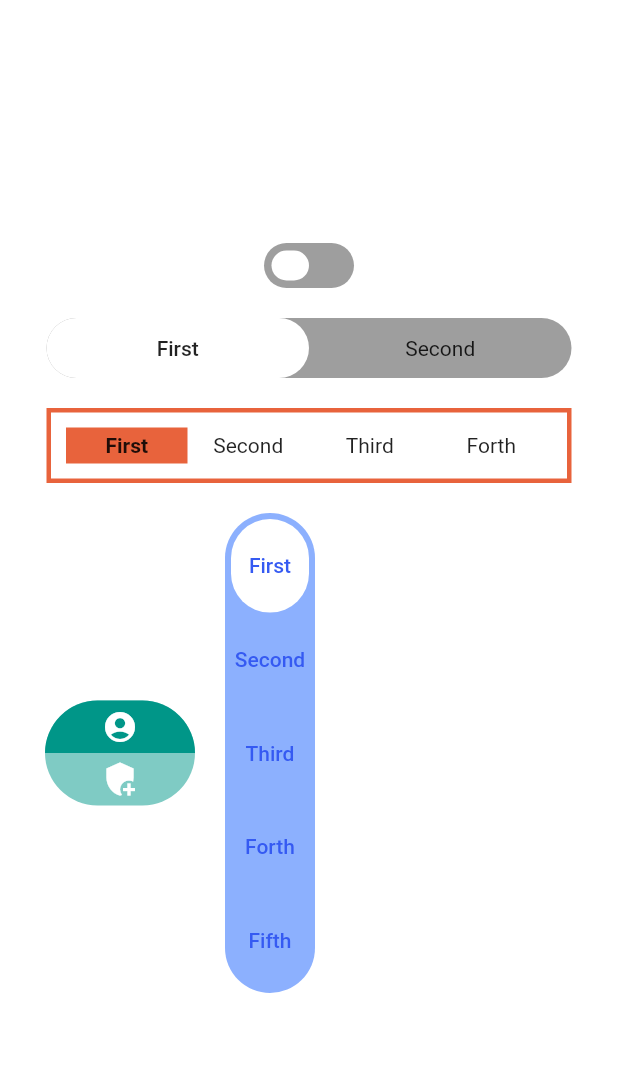
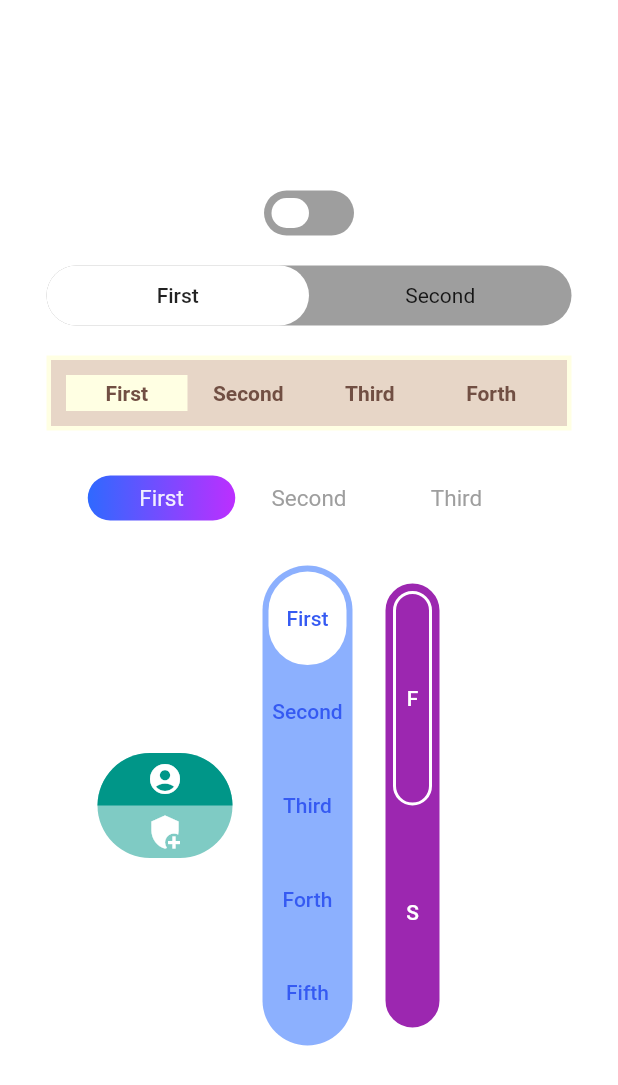
Before and after one commit to chahohbily/slide_switcher, a Flutter app: the screen it shows after launch, after a tap on "First", on a phone screen of 412 x 824 dp. Shown: the top 1085 px of the screen. Run offline on Flutter 3.47's test engine with Material 2 defaults, Android fonts, the phone set to English and light mode, and no system bars.

Commit message:
* Adding exception handling for cases that are not supported by the library * Added the ability to click on the whole container if it contains 2 children (isAllContainerTap parameter) * Editing the error of incorrect sliders size calculation

```diff
--- a/example/lib/main.dart
+++ b/example/lib/main.dart
@@ -29,6 +29,9 @@ class _MyHomePageState extends State<MyHomePage> {
   int switcherIndex2 = 0;
   int switcherIndex3 = 0;
   int switcherIndex4 = 0;
+  int switcherIndex5 = 0;
+  int switcherIndex6 = 0;
+  int switcherIndex7 = 0;
 
   @override
   Widget build(BuildContext context) {
@@ -47,6 +50,7 @@ class _MyHomePageState extends State<MyHomePage> {
                 ],
                 containerHeight: 30,
                 containerWight: 60,
+                isAllContainerTap: true,
                 onSelect: (int index) => setState(() => switcherIndex1 = index),
                 indents: 5,
                 containerColor:
@@ -69,8 +73,54 @@ class _MyHomePageState extends State<MyHomePage> {
                           : FontWeight.w400),
                 ),
               ],
-              onSelect: (index) => setState(() => switcherIndex2 = index),
+              onSelect: (int index) => setState(() => switcherIndex2 = index),
               containerHeight: 40,
+              containerWight: 350,
+            ),
+            const SizedBox(height: 20),
+            SlideSwitcher(
+              children: const [
+                Text(
+                  'First',
+                  style: TextStyle(
+                    fontWeight: FontWeight.w600,
+                    color: Color(0xff714F43),
+                  ),
+                ),
+                Text(
+                  'Second',
+                  style: TextStyle(
+                    fontWeight: FontWeight.w600,
+                    color: Color(0xff714F43),
+                  ),
+                ),
+                Text(
+                  'Third',
+                  style: TextStyle(
+                    fontWeight: FontWeight.w600,
+                    color: Color(0xff714F43),
+                  ),
+                ),
+                Text(
+                  'Forth',
+                  style: TextStyle(
+                    fontWeight: FontWeight.w600,
+                    color: Color(0xff714F43),
+                  ),
+                ),
+              ],
+              onSelect: (int index) => setState(() => switcherIndex3 = index),
+              containerBorderRadius: 0,
+              indents: 10,
+              containerBorder: Border.all(
+                width: 3,
+                color: const Color(0xffFFFFE3),
+              ),
+              containerColor: const Color(0xffE1CCB9).withOpacity(0.8),
+              slidersColors: const [
+                Color(0xffFFFFE3),
+              ],
+              containerHeight: 50,
               containerWight: 350,
             ),
             const SizedBox(height: 20),
@@ -79,50 +129,59 @@ class _MyHomePageState extends State<MyHomePage> {
                 Text(
                   'First',
                   style: TextStyle(
-                      fontWeight: switcherIndex3 == 0
-                          ? FontWeight.w600
-                          : FontWeight.w400),
+                      fontSize: 15,
+                      color: switcherIndex4 == 0
+                          ? Colors.white.withOpacity(0.9)
+                          : Colors.grey),
                 ),
                 Text(
                   'Second',
                   style: TextStyle(
-                      fontWeight: switcherIndex3 == 1
-                          ? FontWeight.w600
-                          : FontWeight.w400),
+                      fontSize: 15,
+                      color: switcherIndex4 == 1
+                          ? Colors.white.withOpacity(0.9)
+                          : Colors.grey),
                 ),
                 Text(
                   'Third',
                   style: TextStyle(
-                      fontWeight: switcherIndex3 == 2
-                          ? FontWeight.w600
-                          : FontWeight.w400),
-                ),
-                Text(
-                  'Forth',
-                  style: TextStyle(
-                      fontWeight: switcherIndex3 == 3
-                          ? FontWeight.w600
-                          : FontWeight.w400),
+                      fontSize: 15,
+                      color: switcherIndex4 == 2
+                          ? Colors.white.withOpacity(0.9)
+                          : Colors.grey),
                 ),
               ],
-              onSelect: (int index) => setState(() => switcherIndex3 = index),
-              containerBorderRadius: 0,
-              indents: 10,
-              containerBorder: Border.all(
-                width: 3,
-                color: const Color.fromRGBO(232, 99, 60, 1.0),
-              ),
-              containerColor: Colors.white,
-              slidersColors: const [
-                const Color.fromRGBO(232, 99, 60, 1.0),
+              onSelect: (int index) => setState(() => switcherIndex4 = index),
+              containerColor: Colors.transparent,
+              containerBorder: Border.all(color: Colors.white),
+              slidersGradients: const [
+                LinearGradient(
+                  colors: [
+                    Color.fromRGBO(47, 105, 255, 1),
+                    Color.fromRGBO(188, 47, 255, 1),
+                  ],
+                ),
+                LinearGradient(
+                  colors: [
+                    Color.fromRGBO(47, 105, 255, 1),
+                    Color.fromRGBO(0, 192, 169, 1),
+                  ],
+                ),
+                LinearGradient(
+                  colors: [
+                    Color.fromRGBO(255, 105, 105, 1),
+                    Color.fromRGBO(255, 62, 62, 1),
+                  ],
+                ),
               ],
+              indents: 9,
               containerHeight: 50,
-              containerWight: 350,
+              containerWight: 315,
             ),
             const SizedBox(height: 20),
             Row(
               children: [
-                const SizedBox(width: 30),
+                const SizedBox(width: 65),
                 SlideSwitcher(
                   children: const [
                     Icon(
@@ -134,12 +193,13 @@ class _MyHomePageState extends State<MyHomePage> {
                       color: Colors.white,
                     ),
                   ],
-                  onSelect: (index) {},
+                  onSelect: (int index) =>
+                      setState(() => switcherIndex5 = index),
                   direction: Axis.vertical,
                   containerColor: Colors.teal.withOpacity(0.5),
                   slidersColors: const [Colors.teal],
                   containerHeight: 70,
-                  containerWight: 100,
+                  containerWight: 90,
                 ),
                 const SizedBox(width: 20),
                 SlideSwitcher(
@@ -180,13 +240,43 @@ class _MyHomePageState extends State<MyHomePage> {
                       ),
                     ),
                   ],
-                  onSelect: (index) {},
+                  onSelect: (int index) =>
+                      setState(() => switcherIndex6 = index),
                   slidersColors: const [Colors.white],
                   containerHeight: 320,
                   containerWight: 60,
                   indents: 4,
                   direction: Axis.vertical,
                   containerColor: const Color.fromRGBO(140, 176, 254, 1),
+                ),
+                const SizedBox(width: 20),
+                SlideSwitcher(
+                  children: const [
+                    Text(
+                      'F',
+                      style: TextStyle(
+                        color: Colors.white,
+                        fontWeight: FontWeight.w500,
+                      ),
+                    ),
+                    Text(
+                      'S',
+                      style: TextStyle(
+                        color: Colors.white,
+                        fontWeight: FontWeight.w500,
+                      ),
+                    ),
+                  ],
+                  direction: Axis.vertical,
+                  containerColor: Colors.purple,
+                  slidersColors: [Colors.transparent],
+                  slidersBorder: Border.all(color: Colors.white, width: 2),
+                  containerBorder: Border.all(color: Colors.white, width: 2),
+                  containerHeight: 300,
+                  containerWight: 40,
+                  indents: 5,
+                  onSelect: (int index) =>
+                      setState(() => switcherIndex7 = index),
                 ),
               ],
             ),
--- a/lib/slide_switcher.dart
+++ b/lib/slide_switcher.dart
@@ -42,6 +42,9 @@ class SlideSwitcher extends StatefulWidget {
   ///A shadow cast by a box
   final List<BoxShadow> containerBoxShadow;
 
+  ///Ability to tap on the current slider and change its index to the opposite (available only for 2 children)
+  final bool isAllContainerTap;
+
   ///A class for creating sliders
   const SlideSwitcher({
     Key? key,
@@ -58,6 +61,7 @@ class SlideSwitcher extends StatefulWidget {
     this.containerBorderRadius = 1000,
     this.direction = Axis.horizontal,
     this.containerBoxShadow = const [],
+    this.isAllContainerTap = false,
   }) : super(key: key);
 
   @override
@@ -71,8 +75,10 @@ class _SlideSwitcherState extends State<SlideSwitcher>
   late final double slidersShortSide;
   late final double containerBorderHeight;
   late final double containerBorderWight;
+  late final bool verticalBadSize;
+  late final bool horizontalBadSize;
   int index = 0;
-  int lastIndex = 0;
+  int lastIndex = -1;
 
   late final AnimationController _controller = AnimationController(
     duration: const Duration(milliseconds: 250),
@@ -92,11 +98,26 @@ class _SlideSwitcherState extends State<SlideSwitcher>
 
   @override
   void initState() {
+    verticalBadSize = widget.direction == Axis.vertical &&
+            widget.containerHeight <
+                widget.containerWight * widget.children.length
+        ? true
+        : false;
+    horizontalBadSize = widget.direction == Axis.horizontal &&
+            widget.containerHeight * widget.children.length >
+                widget.containerWight
+        ? true
+        : false;
+
     containerBorderHeight =
         widget.containerBorder.top.width + widget.containerBorder.bottom.width;
 
     containerBorderWight =
         widget.containerBorder.left.width + widget.containerBorder.right.width;
+
+    slidersShortSide = widget.direction == Axis.horizontal
+        ? widget.containerHeight - widget.indents * 2 - containerBorderHeight
+        : widget.containerWight - widget.indents * 2 - containerBorderWight;
 
     if (widget.indents != 0) {
       sliderBorderRadius =
@@ -122,16 +143,12 @@ class _SlideSwitcherState extends State<SlideSwitcher>
       sliderBorderRadius = (widget.containerHeight - containerBorderWight) *
           (widget.containerBorderRadius / widget.containerHeight);
     }
-
-    slidersShortSide = widget.direction == Axis.horizontal
-        ? widget.containerHeight - widget.indents * 2 - containerBorderHeight
-        : widget.containerWight - widget.indents * 2 - containerBorderWight;
-
     super.initState();
   }
 
   @override
   Widget build(BuildContext context) {
+    if (lastIndex == -1) checkForExceptions();
     return Container(
       height: widget.children.isEmpty ? 0 : widget.containerHeight,
       width: widget.children.isEmpty ? 0 : widget.containerWight,
@@ -185,43 +202,36 @@ class _SlideSwitcherState extends State<SlideSwitcher>
               direction: widget.direction,
               children: List.generate(
                 widget.children.length,
-                (rowIndex) => GestureDetector(
+                (slidersIndex) => GestureDetector(
                   behavior: HitTestBehavior.translucent,
                   onTap: () {
-                    lastIndex = index;
-                    index = rowIndex;
-                    setState(() {});
-                    widget.onSelect(index);
-                    if (widget.children.length == 2) {
-                      index == 1
-                          ? _controller.forward()
-                          : _controller.reverse();
-                    } else {
-                      if (widget.direction == Axis.horizontal) {
-                        offsetAnimation = Tween<Offset>(
-                          begin: Offset(lastIndex.toDouble(), 0.0),
-                          end: Offset(index.toDouble(), 0.0),
-                        ).animate(
-                          CurvedAnimation(
-                            parent: _controller,
-                            curve: Curves.linear,
-                          ),
-                        );
-                      } else {
-                        offsetAnimation = Tween<Offset>(
-                          begin: Offset(0.0, lastIndex.toDouble()),
-                          end: Offset(0.0, index.toDouble()),
-                        ).animate(
-                          CurvedAnimation(
-                            parent: _controller,
-                            curve: Curves.linear,
-                          ),
-                        );
-                      }
-                      _controller.reset();
-                      _controller.forward();
-                    }
+                    slidersOnTap(
+                        widget.isAllContainerTap && widget.children.length == 2
+                            ? 1 - index
+                            : slidersIndex);
                   },
+                  onHorizontalDragEnd: widget.direction == Axis.horizontal
+                      ? (details) {
+                          if (details.primaryVelocity! > 0 &&
+                              index != widget.children.length - 1) {
+                            slidersOnTap(index + 1);
+                          }
+                          if (details.primaryVelocity! < 0 && index != 0) {
+                            slidersOnTap(index - 1);
+                          }
+                        }
+                      : null,
+                  onVerticalDragEnd: widget.direction == Axis.vertical
+                      ? (details) {
+                          if (details.primaryVelocity! > 0 &&
+                              index != widget.children.length - 1) {
+                            slidersOnTap(index + 1);
+                          }
+                          if (details.primaryVelocity! < 0 && index != 0) {
+                            slidersOnTap(index - 1);
+                          }
+                        }
+                      : null,
                   child: SizedBox(
                     height: widget.direction == Axis.vertical
                         ? slidersLongSide
@@ -231,7 +241,7 @@ class _SlideSwitcherState extends State<SlideSwitcher>
                         : slidersShortSide,
                     child: SizedBox(
                       child: Center(
-                        child: widget.children[rowIndex],
+                        child: widget.children[slidersIndex],
                       ),
                     ),
                   ),
@@ -245,27 +255,73 @@ class _SlideSwitcherState extends State<SlideSwitcher>
   }
 
   BorderRadius makingBorder(int index) {
-    bool verticalBadSize = widget.direction == Axis.vertical &&
-            widget.containerHeight < widget.containerWight * 2
-        ? true
-        : false;
-    bool horizontalBadSize = widget.direction == Axis.horizontal &&
-            widget.containerHeight * 2 > widget.containerWight
-        ? true
-        : false;
     return BorderRadius.only(
-      bottomLeft: index == 0 && verticalBadSize || index == widget.children.length - 1 && horizontalBadSize
+      bottomLeft: index == 0 && verticalBadSize ||
+              index == widget.children.length - 1 && horizontalBadSize
           ? Radius.zero
           : Radius.circular(sliderBorderRadius),
       bottomRight: index == 0 && (verticalBadSize || horizontalBadSize)
           ? Radius.zero
           : Radius.circular(sliderBorderRadius),
-      topLeft: index == widget.children.length - 1 && verticalBadSize || index == widget.children.length - 1 && horizontalBadSize
+      topLeft: index == widget.children.length - 1 && verticalBadSize ||
+              index == widget.children.length - 1 && horizontalBadSize
           ? Radius.zero
           : Radius.circular(sliderBorderRadius),
-      topRight: index == widget.children.length - 1 && verticalBadSize || index == 0 && horizontalBadSize
+      topRight: index == widget.children.length - 1 && verticalBadSize ||
+              index == 0 && horizontalBadSize
           ? Radius.zero
           : Radius.circular(sliderBorderRadius),
     );
   }
+
+  void slidersOnTap(int slidersIndex) {
+    lastIndex = index;
+    index = slidersIndex;
+    setState(() {});
+    widget.onSelect(index);
+    if (widget.children.length == 2) {
+      index == 1 ? _controller.forward() : _controller.reverse();
+    } else {
+      if (widget.direction == Axis.horizontal) {
+        offsetAnimation = Tween<Offset>(
+          begin: Offset(lastIndex.toDouble(), 0.0),
+          end: Offset(index.toDouble(), 0.0),
+        ).animate(
+          CurvedAnimation(
+            parent: _controller,
+            curve: Curves.linear,
+          ),
+        );
+      } else {
+        offsetAnimation = Tween<Offset>(
+          begin: Offset(0.0, lastIndex.toDouble()),
+          end: Offset(0.0, index.toDouble()),
+        ).animate(
+          CurvedAnimation(
+            parent: _controller,
+            curve: Curves.linear,
+          ),
+        );
+      }
+      _controller.reset();
+      _controller.forward();
+    }
+  }
+
+  void checkForExceptions() {
+    if (widget.isAllContainerTap && widget.children.length != 2) {
+      debugPrint(
+          '\x1B[31mThe "isAllContainerTap" parameter can be "true" only when "children" length is 2\nRemove "isAllContainerTap" or make 2 "children"\x1B[0m');
+      throw 'The "isAllContainerTap" parameter can be "true" only when "children" length is 2\nRemove "isAllContainerTap" or make 2 "children"';
+    }
+    if (slidersShortSide * widget.children.length * 0.5 >
+            slidersLongSide * widget.children.length &&
+        widget.containerBorderRadius * 2.1 > slidersShortSide &&
+        widget.children.length != 2) {
+      debugPrint(
+          '\x1B[31mAll widgets from the list of "children" do not fit into the given container size.\nTry applying other container sizes\x1B[0m');
+      throw 'All widgets from the list of "children" do not fit into the given container size.\nTry applying other container sizes';
+    }
+    lastIndex = 0;
+  }
 }
```
Also changed, not shown: example/pubspec.lock, 3 other files.
